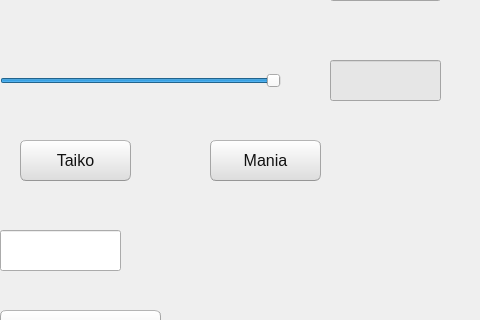
The window that prototype/option_menu_window.ui (defaultax7/2012h-project) describes before a commit, drawn with Qt 5; both pictures show x 320 to 800 and y 250 to 570 of the 800 by 673 pixel window.
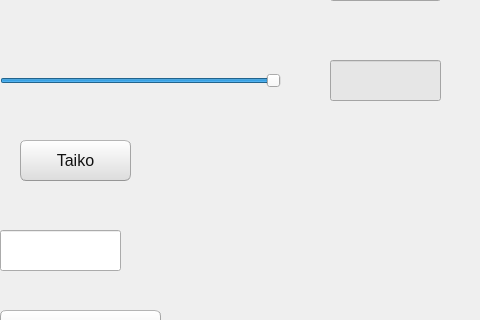
The same window after the commit.

Commit message: remove unused key binding button

Patch:
```diff
--- a/prototype/option_menu_window.ui
+++ b/prototype/option_menu_window.ui
@@ -200,46 +200,6 @@
      <string>Taiko</string>
     </property>
    </widget>
-   <widget class="QPushButton" name="pushButton_3">
-    <property name="geometry">
-     <rect>
-      <x>530</x>
-      <y>390</y>
-      <width>111</width>
-      <height>41</height>
-     </rect>
-    </property>
-    <property name="styleSheet">
-     <string notr="true">QPushButton { 
-            font-size: 16px;
-            font: bold large &quot;Aerial&quot;;
-            color:rgb(17,17,17);
-            border-width: 1px;
-            border-radius: 6px;
-            border-bottom-color: rgb(150,150,150);
-            border-right-color: rgb(165,165,165);
-            border-left-color: rgb(165,165,165);
-            border-top-color: rgb(180,180,180);
-            border-style: solid;
-            padding: 4px;
-            background-color: qlineargradient(spread:pad, x1:0.5, y1:1, x2:0.5, y2:0, stop:0 rgba(220, 220, 220, 255), stop:1 rgba(255, 255, 255, 255));
-        }
-        
-        QPushButton:hover {
-            border-top-color: rgb(76,195,255);
-            border-right-color: qlineargradient(spread:pad, x1:0, y1:1, x2:1, y2:0, stop:0 rgb(76,195,255), stop:1 rgb(76,195,255));
-            border-left-color:  qlineargradient(spread:pad, x1:1, y1:0, x2:0, y2:0, stop:0 rgb(76,195,255), stop:1 rgb(76,195,255));
-            border-bottom-color: rgb(76,195,255);
-            background-color: qlineargradient(spread:pad, x1:0.5, y1:1, x2:0.5, y2:0, stop:0 rgba(220, 220, 220, 255), stop:1 rgba(255, 255, 255, 255));
-        }
-        QPushButton:pressed{
-            background-color: qlineargradient(spread:pad, x1:0.5, y1:0, x2:0.5, y2:1, stop:0 rgba(220, 220, 220, 255), stop:1 rgba(255, 255, 255, 255));
-        }</string>
-    </property>
-    <property name="text">
-     <string>Mania</string>
-    </property>
-   </widget>
    <widget class="QLabel" name="label_4">
     <property name="geometry">
      <rect>
```
